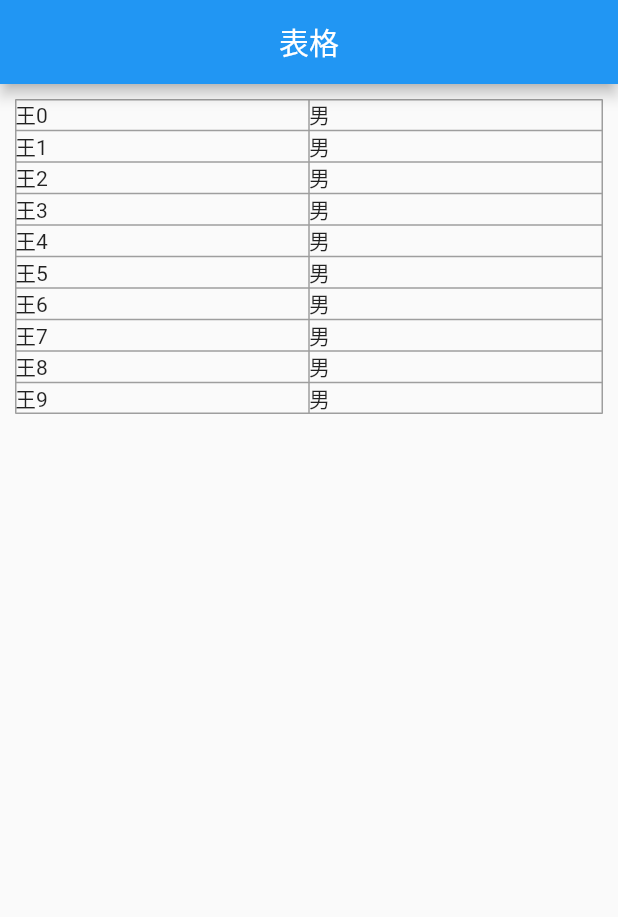
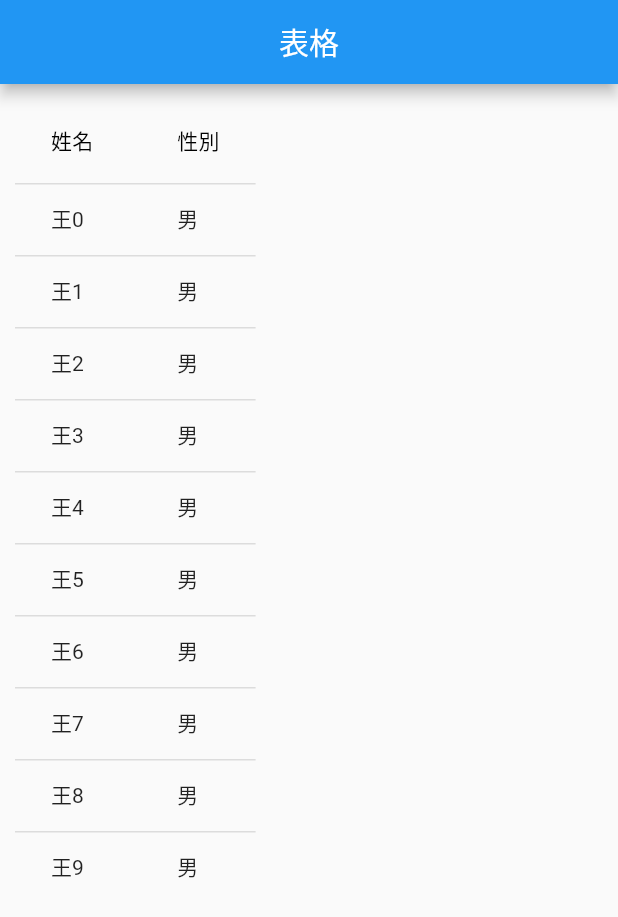
Before and after one commit to martin25tung/flutter_basic, a Flutter app: the screen it shows after launch, on a phone screen of 412 x 824 dp. Shown: the top 917 px of the screen. Run offline on Flutter 3.47's test engine with Material 2 defaults, Android fonts, the light colour scheme and no system bars.

Commit message:
表格進階Table

```diff
--- a/lib/widgets/table_demo.dart
+++ b/lib/widgets/table_demo.dart
@@ -27,15 +27,26 @@ class _TableDemoState extends State<TableDemo> {
         centerTitle: true,
       ),
       body: Padding(
-        padding: const EdgeInsets.all(10.0),
-        child: Table(
-          border: TableBorder.all(color: Colors.grey),
-          children: list
-              .map((e) =>
-                  TableRow(children: [Text(e["name"]), Text(e["gender"])]))
-              .toList(),
-        ),
-      ),
+          padding: const EdgeInsets.all(10.0),
+          // child: Table(
+          //   border: TableBorder.all(color: Colors.grey),
+          //   children: list
+          //       .map((e) =>
+          //           TableRow(children: [Text(e["name"]), Text(e["gender"])]))
+          //       .toList(),
+          // ),
+          child: DataTable(
+            columns: [
+              DataColumn(label: Text("姓名")),
+              DataColumn(label: Text("性別"))
+            ],
+            rows: list
+                .map((e) => DataRow(cells: [
+                      DataCell(Text(e["name"])),
+                      DataCell(Text(e["gender"]))
+                    ]))
+                .toList(),
+          )),
     );
   }
 }
```
